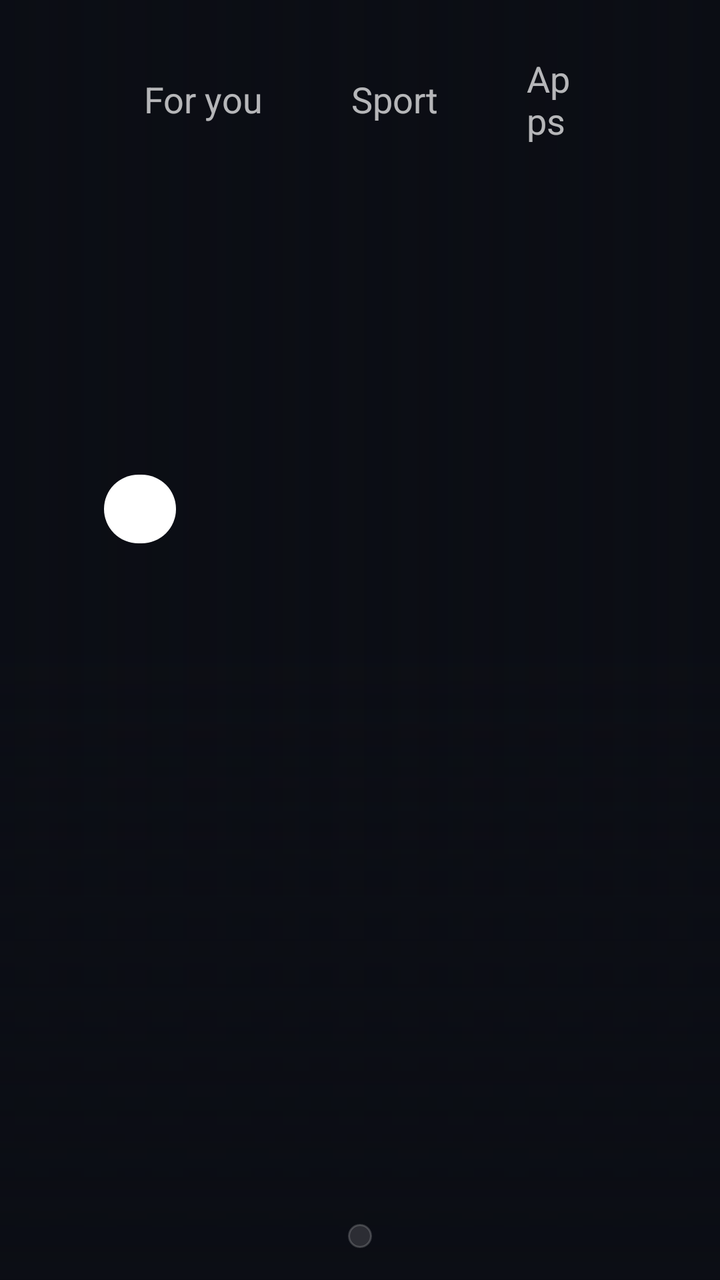
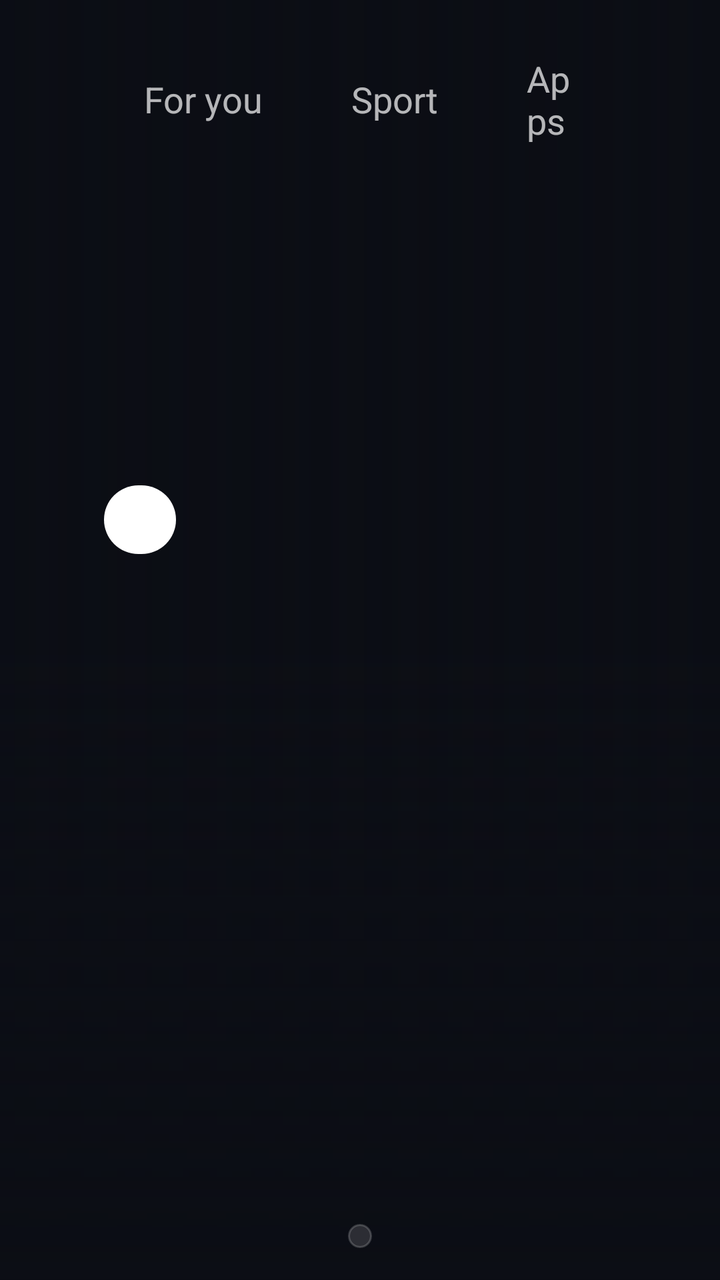

Before-and-after screenshots of an Android layout around one commit, followed by the original layout XML and the change that was made.
<!-- AndroidManifest.xml: application theme ClaudeTheme -->
<!-- res/layout/activity_main.xml -->
<?xml version="1.0" encoding="utf-8"?>
<FrameLayout xmlns:android="http://schemas.android.com/apk/res/android"
    android:id="@+id/root" android:layout_width="match_parent" android:layout_height="match_parent" android:background="#FF0B0D14">

    
    <ImageView android:id="@+id/backA" android:layout_width="match_parent" android:layout_height="match_parent" android:scaleType="centerCrop" android:alpha="0" />
    <ImageView android:id="@+id/backB" android:layout_width="match_parent" android:layout_height="match_parent" android:scaleType="centerCrop" android:alpha="0" />
    <View android:id="@+id/tintA" android:layout_width="match_parent" android:layout_height="match_parent" />
    <View android:id="@+id/tintB" android:layout_width="match_parent" android:layout_height="match_parent" android:alpha="0" />
    <View android:layout_width="match_parent" android:layout_height="match_parent" android:background="@drawable/scrim_left" />
    <View android:layout_width="match_parent" android:layout_height="320dp" android:layout_gravity="bottom" android:background="@drawable/scrim_bottom" />

    <LinearLayout android:layout_width="match_parent" android:layout_height="match_parent" android:orientation="vertical"
        android:paddingLeft="52dp" android:paddingRight="52dp" android:paddingTop="20dp">

        
        <LinearLayout android:layout_width="match_parent" android:layout_height="wrap_content" android:orientation="horizontal" android:gravity="center_vertical">
            <TextView android:id="@+id/tabForYou" style="@style/Tab" android:text="For you" android:nextFocusDown="@+id/heroRow" />
            <TextView android:id="@+id/tabFootball" style="@style/Tab" android:text="Sport" android:layout_marginLeft="4dp" />
            <TextView android:id="@+id/tabApps" style="@style/Tab" android:text="Apps" android:layout_marginLeft="4dp" />
            <View android:layout_width="0dp" android:layout_weight="1" android:layout_height="1dp" />
            <TextView android:id="@+id/greeting" android:layout_width="wrap_content" android:layout_height="wrap_content" android:textSize="16sp" android:textColor="#B3FFFFFF" android:layout_marginRight="16dp" />
            <TextView android:id="@+id/clock" android:layout_width="wrap_content" android:layout_height="wrap_content" android:textSize="22sp" android:textColor="#FFFFFFFF" android:layout_marginRight="10dp" />
            <TextView android:id="@+id/gear" style="@style/Tab" android:text="⚙" android:textSize="20sp" android:paddingLeft="14dp" android:paddingRight="14dp" android:contentDescription="Settings" />
        </LinearLayout>

        <FrameLayout android:layout_width="match_parent" android:layout_height="0dp" android:layout_weight="1">

            
            <LinearLayout android:id="@+id/pageForYou" android:layout_width="match_parent" android:layout_height="match_parent" android:orientation="vertical">
                <LinearLayout android:id="@+id/heroText" android:layout_width="460dp" android:layout_height="wrap_content" android:orientation="vertical" android:layout_marginTop="34dp">
                    <TextView android:id="@+id/heroEyebrow" android:layout_width="wrap_content" android:layout_height="wrap_content" android:textSize="13sp" android:textColor="#FF9FC1FF" android:letterSpacing="0.15" android:textAllCaps="true" />
                    <TextView android:id="@+id/heroTitle" android:layout_width="match_parent" android:layout_height="wrap_content" android:layout_marginTop="6dp" android:textSize="44sp" android:textColor="#FFFFFFFF" android:lineSpacingMultiplier="0.95" android:maxLines="2" android:ellipsize="end" />
                    <TextView android:id="@+id/heroSub" android:layout_width="match_parent" android:layout_height="wrap_content" android:layout_marginTop="6dp" android:textSize="16sp" android:textColor="#C8FFFFFF" android:maxLines="2" android:ellipsize="end" />
                    <TextView android:id="@+id/heroAction" android:layout_width="wrap_content" android:layout_height="wrap_content" android:layout_marginTop="14dp" android:background="@drawable/pill_white" android:paddingLeft="18dp" android:paddingRight="18dp" android:paddingTop="7dp" android:paddingBottom="7dp" android:textSize="15sp" android:textColor="#FF0B0D14" />
                </LinearLayout>
                <View android:layout_width="1dp" android:layout_height="0dp" android:layout_weight="1" />
                <HorizontalScrollView android:id="@+id/heroScroll" android:layout_width="match_parent" android:layout_height="wrap_content" android:scrollbars="none" android:clipToPadding="false" android:clipChildren="false" android:paddingTop="12dp" android:paddingBottom="12dp" android:paddingLeft="6dp">
                    <LinearLayout android:id="@+id/heroRow" android:layout_width="wrap_content" android:layout_height="wrap_content" android:orientation="horizontal" android:clipChildren="false" />
                </HorizontalScrollView>
            </LinearLayout>

            
            <LinearLayout android:id="@+id/pageFootball" android:layout_width="match_parent" android:layout_height="match_parent" android:orientation="vertical" android:gravity="center_vertical" android:visibility="gone">
                <TextView android:id="@+id/footballTitle2" android:layout_width="wrap_content" android:layout_height="wrap_content" android:text="Sport" android:textSize="14sp" android:textColor="#B3FFFFFF" />
                <HorizontalScrollView android:id="@+id/footballScroll2" android:layout_width="match_parent" android:layout_height="wrap_content" android:layout_marginTop="8dp" android:scrollbars="none" android:clipToPadding="false" android:paddingTop="10dp" android:paddingBottom="10dp" android:paddingLeft="6dp" android:clipChildren="false">
                    <LinearLayout android:id="@+id/footballRow2" android:layout_width="wrap_content" android:layout_height="wrap_content" android:orientation="horizontal" android:clipChildren="false" />
                </HorizontalScrollView>
                <TextView android:id="@+id/footballNote" android:layout_width="wrap_content" android:layout_height="wrap_content" android:layout_marginTop="12dp" android:textSize="13sp" android:textColor="#99FFFFFF" android:text="Football and men's cricket. New list every morning at 06:46." />
            </LinearLayout>

            
            <GridView android:id="@+id/grid" android:layout_width="match_parent" android:layout_height="match_parent" android:visibility="gone"
                android:numColumns="7" android:horizontalSpacing="10dp" android:verticalSpacing="10dp" android:clipToPadding="false" android:paddingTop="16dp" android:paddingBottom="24dp" android:listSelector="@android:color/transparent" />
        </FrameLayout>

        
        <HorizontalScrollView android:id="@+id/dockScroll" android:layout_width="wrap_content" android:layout_height="wrap_content" android:layout_gravity="center_horizontal"
            android:layout_marginTop="6dp" android:layout_marginBottom="16dp" android:scrollbars="none" android:background="@drawable/dock_bar" android:padding="6dp" android:clipToPadding="false" android:clipChildren="false">
            <LinearLayout android:id="@+id/dockRow" android:layout_width="wrap_content" android:layout_height="wrap_content" android:orientation="horizontal" android:clipChildren="false" />
        </HorizontalScrollView>
    </LinearLayout>

    
    <LinearLayout android:id="@+id/alert" android:layout_width="wrap_content" android:layout_height="wrap_content" android:layout_gravity="top|right"
        android:layout_marginTop="68dp" android:layout_marginRight="52dp" android:orientation="horizontal" android:gravity="center_vertical"
        android:background="@drawable/banner_glass" android:paddingLeft="16dp" android:paddingRight="16dp" android:paddingTop="8dp" android:paddingBottom="8dp"
        android:focusable="true" android:focusableInTouchMode="true" android:visibility="gone">
        <TextView android:id="@+id/alertText" android:layout_width="wrap_content" android:layout_height="wrap_content" android:textSize="15sp" android:textColor="#FF0B0D14" />
        <TextView android:id="@+id/alertHint" android:layout_width="wrap_content" android:layout_height="wrap_content" android:layout_marginLeft="10dp" android:textSize="12sp" android:textColor="#990B0D14" android:text="OK to open" />
    </LinearLayout>

    
    <FrameLayout android:id="@+id/ambient" android:layout_width="match_parent" android:layout_height="match_parent" android:visibility="gone" android:background="#FF0B0D14" android:focusable="true" android:focusableInTouchMode="true">
        <ImageView android:id="@+id/ambBack" android:layout_width="match_parent" android:layout_height="match_parent" android:scaleType="centerCrop" />
        <View android:layout_width="match_parent" android:layout_height="match_parent" android:background="@drawable/scrim_bottom" />
        <LinearLayout android:layout_width="wrap_content" android:layout_height="wrap_content" android:layout_gravity="bottom|left" android:orientation="vertical" android:layout_marginLeft="60dp" android:layout_marginBottom="48dp">
            <TextView android:id="@+id/ambClock" android:layout_width="wrap_content" android:layout_height="wrap_content" android:textSize="96sp" android:textColor="#FFFFFFFF" />
            <TextView android:id="@+id/ambDate" android:layout_width="wrap_content" android:layout_height="wrap_content" android:textSize="20sp" android:textColor="#D9FFFFFF" />
            <TextView android:id="@+id/ambNext" android:layout_width="wrap_content" android:layout_height="wrap_content" android:layout_marginTop="18dp" android:textSize="18sp" android:textColor="#FFFFFFFF" />
            <TextView android:id="@+id/ambCal" android:layout_width="wrap_content" android:layout_height="wrap_content" android:layout_marginTop="6dp" android:textSize="18sp" android:textColor="#D9FFFFFF" android:visibility="gone" />
        </LinearLayout>
        <TextView android:id="@+id/ambWeather" android:layout_width="wrap_content" android:layout_height="wrap_content" android:layout_gravity="top|right" android:layout_marginTop="36dp" android:layout_marginRight="60dp" android:textSize="28sp" android:textColor="#FFFFFFFF" />
        <TextView android:id="@+id/ambCredit" android:layout_width="wrap_content" android:layout_height="wrap_content" android:layout_gravity="bottom|right" android:layout_marginRight="60dp" android:layout_marginBottom="52dp" android:maxWidth="360dp" android:gravity="right" android:textSize="12sp" android:textColor="#99FFFFFF" />
    </FrameLayout>
</FrameLayout>
<!-- resources referenced by this layout -->
<resources>
  <!-- drawable banner_glass (drawable) -->
  <?xml version="1.0" encoding="utf-8"?>
  <selector xmlns:android="http://schemas.android.com/apk/res/android">
      <item android:state_focused="true"><shape android:shape="rectangle"><solid android:color="#FFFFFFFF" /><corners android:radius="22dp" /></shape></item>
      <item><shape android:shape="rectangle"><solid android:color="#E6FF5A5F" /><corners android:radius="22dp" /></shape></item>
  </selector>
  <!-- drawable dock_bar (drawable) -->
  <?xml version="1.0" encoding="utf-8"?>
  <shape xmlns:android="http://schemas.android.com/apk/res/android" android:shape="rectangle"><solid android:color="#22FFFFFF" /><stroke android:width="1dp" android:color="#2EFFFFFF" /><corners android:radius="26dp" /></shape>
  <!-- drawable pill_white (drawable) -->
  <?xml version="1.0" encoding="utf-8"?>
  <shape xmlns:android="http://schemas.android.com/apk/res/android" android:shape="rectangle"><solid android:color="#FFFFFFFF" /><corners android:radius="22dp" /></shape>
  <!-- drawable scrim_bottom (drawable) -->
  <?xml version="1.0" encoding="utf-8"?>
  <shape xmlns:android="http://schemas.android.com/apk/res/android" android:shape="rectangle">
      <gradient android:angle="90" android:startColor="#FF0B0D14" android:centerY="0.35" android:centerColor="#B00B0D14" android:endColor="#000B0D14" />
  </shape>
  <!-- drawable scrim_left (drawable) -->
  <?xml version="1.0" encoding="utf-8"?>
  <shape xmlns:android="http://schemas.android.com/apk/res/android" android:shape="rectangle">
      <gradient android:angle="0" android:startColor="#F00B0D14" android:centerX="0.38" android:centerColor="#A00B0D14" android:endColor="#000B0D14" />
  </shape>
  <style name="Tab">
          <item name="android:layout_width">wrap_content</item>
          <item name="android:layout_height">wrap_content</item>
          <item name="android:textSize">18sp</item>
          <item name="android:textColor">@color/tab_text</item>
          <item name="android:background">@drawable/tab_glass</item>
          <item name="android:paddingLeft">20dp</item>
          <item name="android:paddingRight">20dp</item>
          <item name="android:paddingTop">7dp</item>
          <item name="android:paddingBottom">7dp</item>
          <item name="android:focusable">true</item>
          <item name="android:focusableInTouchMode">true</item>
      </style>
  <style name="ClaudeTheme" parent="@android:style/Theme.DeviceDefault.NoActionBar.Fullscreen">
          <item name="android:windowBackground">@color/bgA</item>
          <item name="android:colorBackground">@color/bg</item>
          <item name="android:textColor">@color/text</item>
      </style>
  <!-- drawable tab_glass (drawable) -->
  <?xml version="1.0" encoding="utf-8"?>
  <selector xmlns:android="http://schemas.android.com/apk/res/android">
      <item android:state_focused="true"><shape android:shape="rectangle"><solid android:color="#FFFFFFFF" /><corners android:radius="22dp" /></shape></item>
      <item android:state_selected="true"><shape android:shape="rectangle"><solid android:color="#30FFFFFF" /><corners android:radius="22dp" /></shape></item>
      <item><shape android:shape="rectangle"><solid android:color="#00000000" /><corners android:radius="22dp" /></shape></item>
  </selector>
  <color name="bgA">#0B0D14</color>
  <color name="bg">#1A1917</color>
  <color name="text">#F4F3EE</color>
</resources>

<!-- the commit's change to res/layout/activity_main.xml (unified diff, before → after) -->
@@ -30,8 +30,8 @@
             <LinearLayout android:id="@+id/pageForYou" android:layout_width="match_parent" android:layout_height="match_parent" android:orientation="vertical">
                 <LinearLayout android:id="@+id/heroText" android:layout_width="460dp" android:layout_height="wrap_content" android:orientation="vertical" android:layout_marginTop="34dp">
                     <TextView android:id="@+id/heroEyebrow" android:layout_width="wrap_content" android:layout_height="wrap_content" android:textSize="13sp" android:textColor="#FF9FC1FF" android:letterSpacing="0.15" android:textAllCaps="true" />
-                    <TextView android:id="@+id/heroTitle" android:layout_width="match_parent" android:layout_height="wrap_content" android:layout_marginTop="6dp" android:textSize="44sp" android:textColor="#FFFFFFFF" android:lineSpacingMultiplier="0.95" android:maxLines="2" android:ellipsize="end" />
-                    <TextView android:id="@+id/heroSub" android:layout_width="match_parent" android:layout_height="wrap_content" android:layout_marginTop="6dp" android:textSize="16sp" android:textColor="#C8FFFFFF" android:maxLines="2" android:ellipsize="end" />
+                    <TextView android:id="@+id/heroTitle" android:layout_width="match_parent" android:layout_height="64dp" android:layout_marginTop="6dp" android:textSize="44sp" android:textColor="#FFFFFFFF" android:maxLines="1" android:autoSizeTextType="uniform" android:autoSizeMinTextSize="26sp" android:autoSizeMaxTextSize="44sp" android:gravity="center_vertical" />
+                    <TextView android:id="@+id/heroSub" android:layout_width="match_parent" android:layout_height="wrap_content" android:layout_marginTop="6dp" android:textSize="16sp" android:textColor="#C8FFFFFF" android:maxLines="1" android:ellipsize="end" />
                     <TextView android:id="@+id/heroAction" android:layout_width="wrap_content" android:layout_height="wrap_content" android:layout_marginTop="14dp" android:background="@drawable/pill_white" android:paddingLeft="18dp" android:paddingRight="18dp" android:paddingTop="7dp" android:paddingBottom="7dp" android:textSize="15sp" android:textColor="#FF0B0D14" />
                 </LinearLayout>
                 <View android:layout_width="1dp" android:layout_height="0dp" android:layout_weight="1" />
